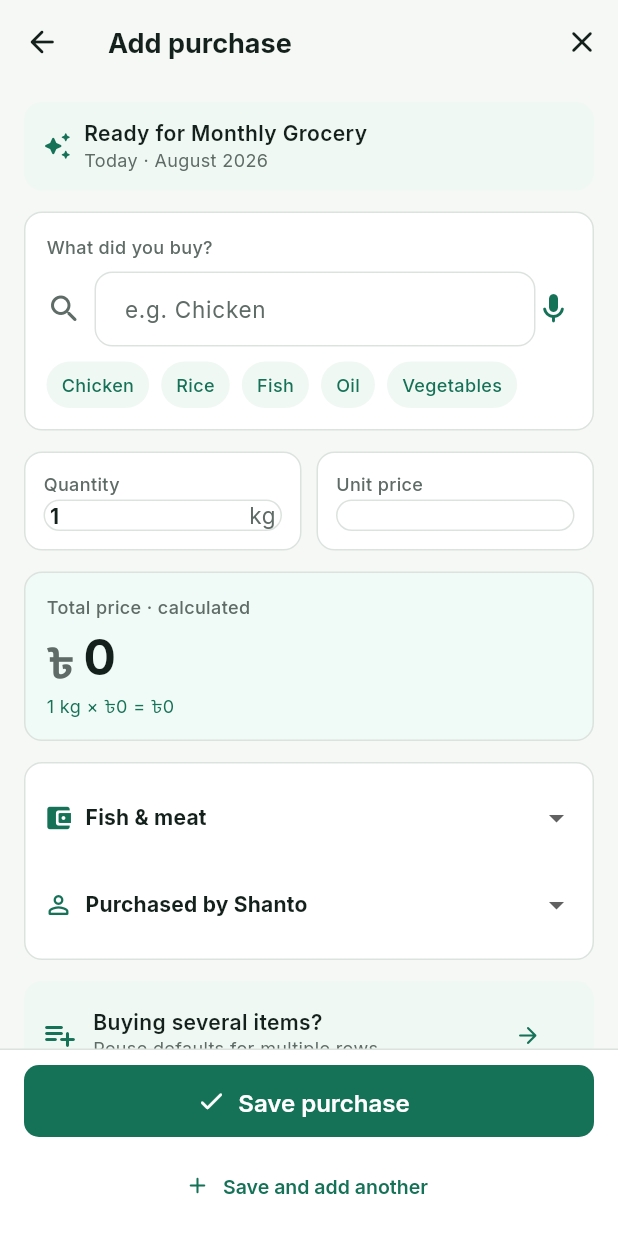
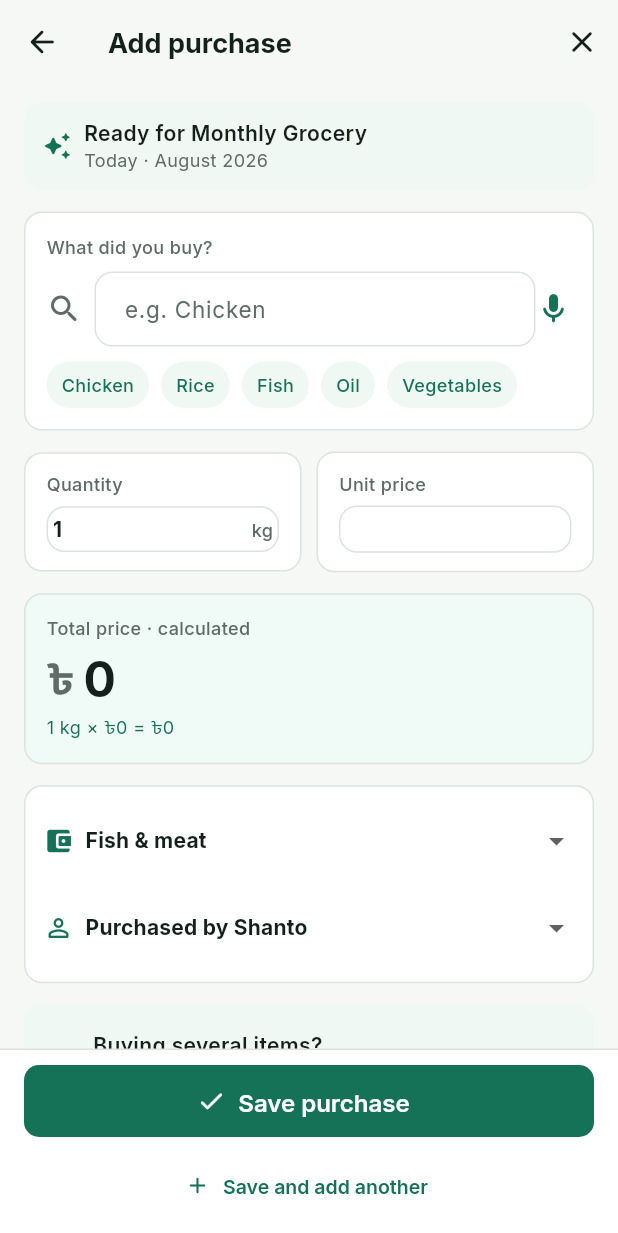
Before and after one commit to uxresearcher0-pixel/MoneyCare_Flatter, a Flutter app: the AddPurchaseScreen screen opened by its route, on a phone screen of 412 x 824 dp. Shown: the top 1233 px of the screen. Run offline on Flutter 3.47's test engine with Material 3 defaults, Android fonts, the phone set to English and light mode, and no system bars; our stand-ins replace flutter_riverpod, go_router, google_fonts, share_plus.

Commit message:
Fix cramped number-input padding and harden ৳ glyph rendering
- Add Purchase screen: Quantity/Unit price mini-fields had zero content
  padding and a 2px gap, making the boxes visually bind to the text with
  no breathing room. Reworked to a proper card layout: 14/12 outer padding,
  a labeled row above the field, and 6px vertical field padding so text
  never touches the border.
- Text styles: Inter has no Bengali glyphs, so amounts using the ৳
  (Bangladeshi Taka) sign could render as tofu boxes on platforms without
  a Bengali fallback already installed. Added an explicit
  fontFamilyFallback (Noto Sans Bengali, Noto Sans Symbols) to the shared
  Inter text-style factory so ৳ renders correctly everywhere text styles
  are used.
- Material Icons usage was audited and is already consistent throughout
  the app (Icons.*_rounded via the Material Symbols Rounded style); no
  changes needed there.

```diff
--- a/app/lib/core/theme/app_text_styles.dart
+++ b/app/lib/core/theme/app_text_styles.dart
@@ -17,7 +17,13 @@ class AppTextStyles {
       fontWeight: weight,
       height: height,
       color: color,
-    );
+      // Inter has no Bengali glyphs, so the ৳ (Bangladeshi Taka) sign used
+      // throughout the app needs an explicit fallback family or it renders
+      // as a tofu box wherever the platform doesn't already pick one on its
+      // own. Noto Sans Bengali is Google's canonical font for that script.
+      // (GoogleFonts.inter() itself has no fontFamilyFallback parameter, so
+      // it's applied via copyWith on the TextStyle it returns.)
+    ).copyWith(fontFamilyFallback: const ['Noto Sans Bengali', 'Noto Sans Symbols']);
   }
 
   // Display / headings
--- a/app/lib/features/purchases/add_purchase_screen.dart
+++ b/app/lib/features/purchases/add_purchase_screen.dart
@@ -342,7 +342,7 @@ class _MiniField extends StatelessWidget {
   @override
   Widget build(BuildContext context) {
     return Container(
-      padding: const EdgeInsets.all(12),
+      padding: const EdgeInsets.symmetric(horizontal: 14, vertical: 12),
       decoration: BoxDecoration(
         color: AppColors.surface,
         borderRadius: BorderRadius.circular(12),
@@ -352,7 +352,7 @@ class _MiniField extends StatelessWidget {
         crossAxisAlignment: CrossAxisAlignment.start,
         children: [
           Text(label, style: AppTextStyles.captionMedium.copyWith(color: AppColors.textSecondary)),
-          const SizedBox(height: 2),
+          const SizedBox(height: 6),
           TextField(
             controller: controller,
             onChanged: onChanged,
@@ -361,9 +361,11 @@ class _MiniField extends StatelessWidget {
             decoration: InputDecoration(
               border: InputBorder.none,
               isDense: true,
-              contentPadding: EdgeInsets.zero,
+              contentPadding: const EdgeInsets.symmetric(vertical: 6),
               prefixText: prefix,
+              prefixStyle: AppTextStyles.bodySmallBold.copyWith(color: AppColors.textSecondary),
               suffixText: suffix,
+              suffixStyle: AppTextStyles.captionMedium.copyWith(color: AppColors.textSecondary),
             ),
           ),
         ],
```
